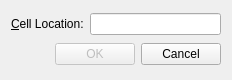
The window that Dialog/gotocell/gotocelldialog.ui (artzok/QT) describes before a commit, drawn with Qt 5.
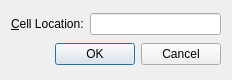
The same window after the commit.

```diff
--- a/Dialog/gotocell/gotocelldialog.ui
+++ b/Dialog/gotocell/gotocelldialog.ui
@@ -32,41 +32,11 @@
     </layout>
    </item>
    <item>
-    <layout class="QHBoxLayout" name="bottomLayout">
-     <item>
-      <spacer name="horizontalSpacer">
-       <property name="orientation">
-        <enum>Qt::Horizontal</enum>
-       </property>
-       <property name="sizeHint" stdset="0">
-        <size>
-         <width>40</width>
-         <height>20</height>
-        </size>
-       </property>
-      </spacer>
-     </item>
-     <item>
-      <widget class="QPushButton" name="okButton">
-       <property name="enabled">
-        <bool>false</bool>
-       </property>
-       <property name="text">
-        <string>OK</string>
-       </property>
-       <property name="default">
-        <bool>true</bool>
-       </property>
-      </widget>
-     </item>
-     <item>
-      <widget class="QPushButton" name="cancelButton">
-       <property name="text">
-        <string>Cancel</string>
-       </property>
-      </widget>
-     </item>
-    </layout>
+    <widget class="QDialogButtonBox" name="buttonBox">
+     <property name="standardButtons">
+      <set>QDialogButtonBox::Cancel|QDialogButtonBox::Ok</set>
+     </property>
+    </widget>
    </item>
   </layout>
  </widget>
```
Left out of the diff: 4 changed lines with no effect on the pictures.
